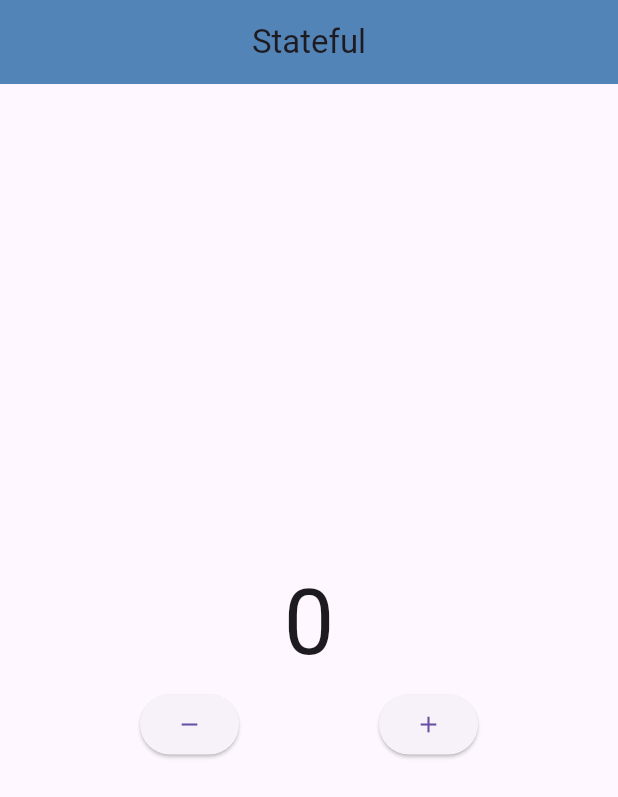
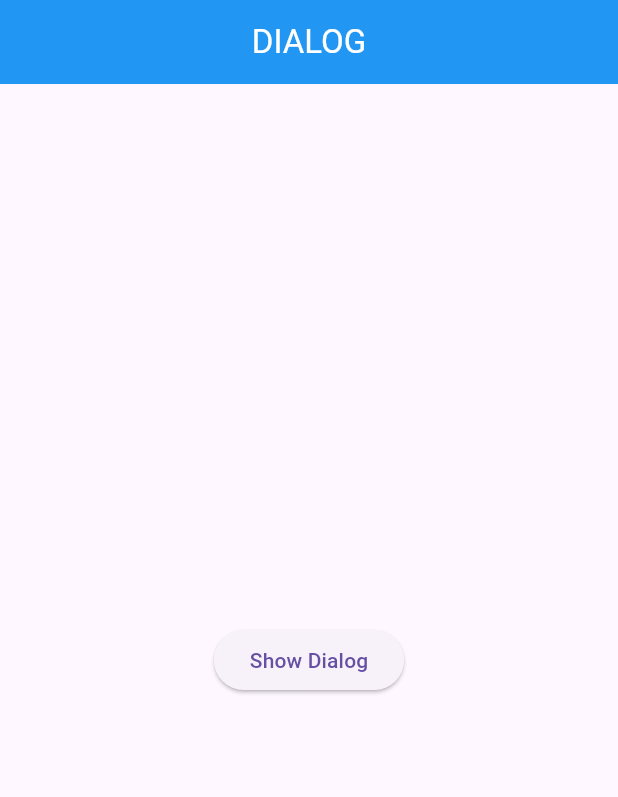
Before and after one commit to wildanarkan/flutter-learning, a Flutter app: the screen it shows after launch, on a phone screen of 412 x 824 dp. Shown: the top 797 px of the screen. Run offline on Flutter 3.47's test engine with Material 3 defaults, Android fonts, the phone set to English and light mode, and no system bars.

Commit message:
Memahami Dialog

```diff
--- a/lib/main.dart
+++ b/lib/main.dart
@@ -1,6 +1,6 @@
 import 'package:flutter/material.dart';
-import './widgets/latihan/stateful.dart';
+import './widgets/latihan/dialog.dart';
 
 void main(){
-  runApp(AppStateful());
+  runApp(AppDialog());
 }
--- /dev/null
+++ b/lib/widgets/latihan/dialog.dart
@@ -0,0 +1,58 @@
+import 'package:flutter/material.dart';
+
+void main(){
+  runApp(AppDialog());
+}
+
+class AppDialog extends StatelessWidget {
+  const AppDialog({super.key});
+
+  @override
+  Widget build(BuildContext context) {
+    return MaterialApp(
+      debugShowCheckedModeBanner: false,
+      home: TestDialog(),
+    );
+  }
+}
+
+class TestDialog extends StatelessWidget {
+  const TestDialog({
+    super.key,
+  });
+
+  @override
+  Widget build(BuildContext context) {
+    return Scaffold(
+      appBar: AppBar(
+        title: Text("DIALOG",
+        style: TextStyle(
+          color: Colors.white
+        ),),
+        centerTitle: true,
+        backgroundColor: Colors.blue,),
+        body: Center(
+          child: ElevatedButton(
+            onPressed: () {
+              showDialog(
+                context: context,
+                builder: (context) => AlertDialog(
+                  title: Text("Test Dialog"),
+                  content: Text("Saya sedang mencoba menampilkan dialog, tulisan ini adalah bagian dari content dialog"),
+                  actions: [
+                    ElevatedButton(
+                      onPressed: () {
+                        Navigator.of(context).pop();
+                      } ,
+                      child: Text("Cancel")),
+                    ElevatedButton(
+                      onPressed: () {
+                        Navigator.of(context).pop();
+                      } ,
+                      child: Text("Oke"))
+                      ]),);
+            },
+            child: Text("Show Dialog")),
+        ));
+  }
+}
```
